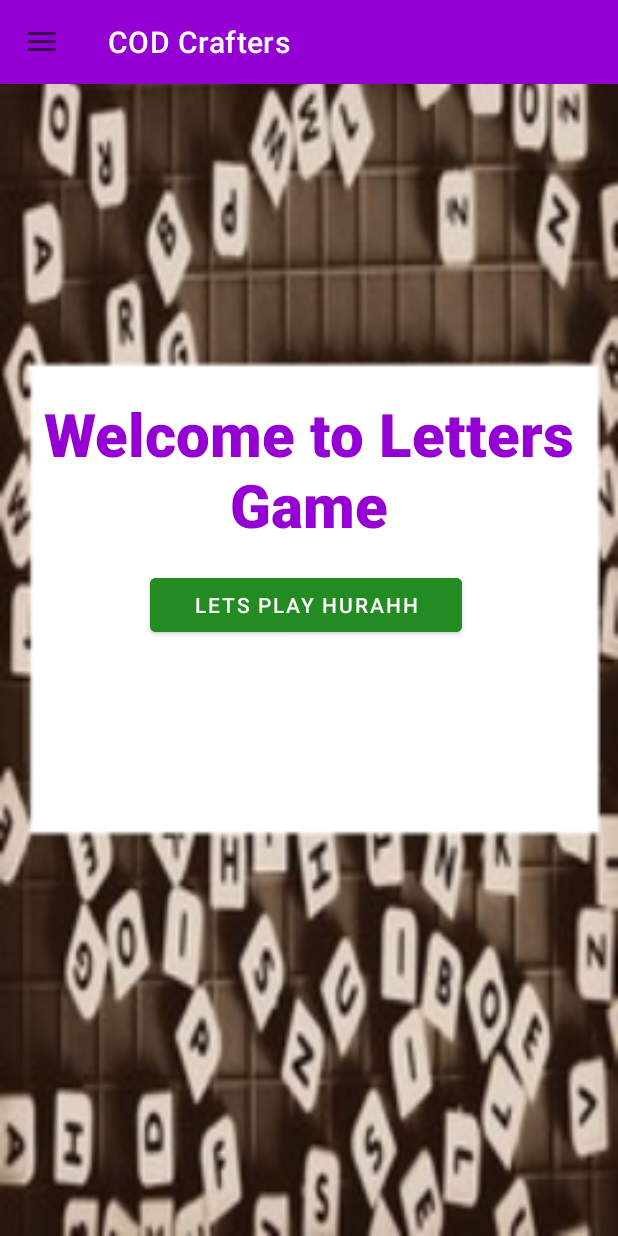
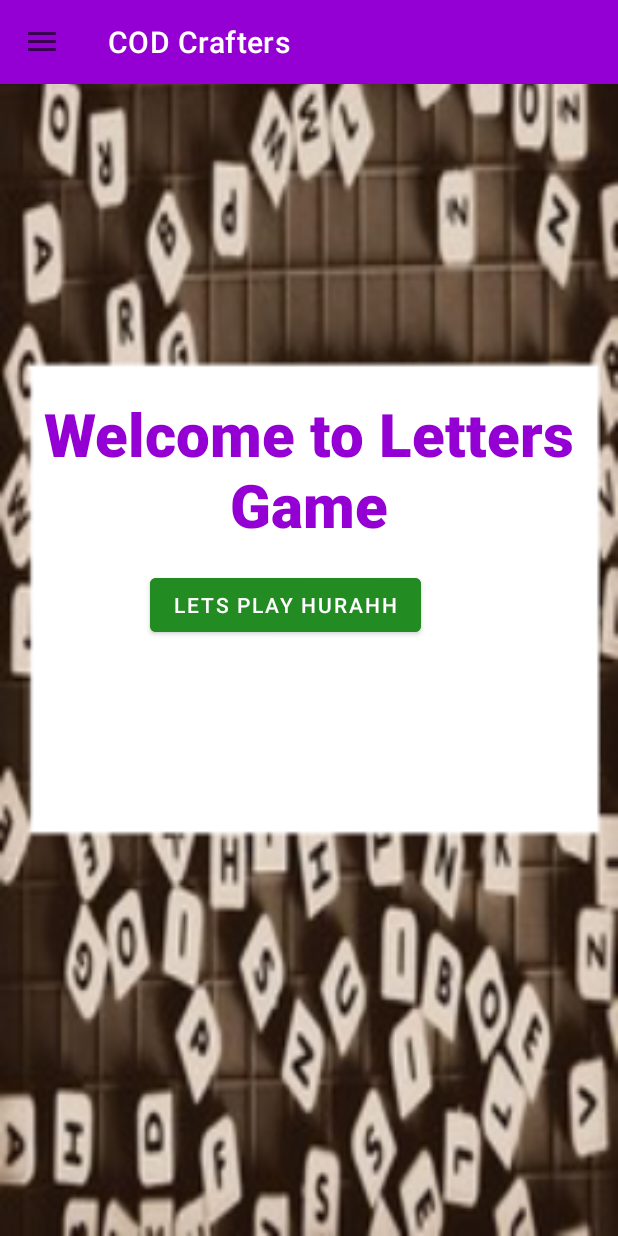
Before and after one commit to UsmanGhias/androidGameDevelopment, an Android app: the screen it shows after launch (Drawer), on a phone screen of 412 x 824 dp. Run offline under Robolectric (Android 15) with nearby library versions, the phone set to English and light mode, and no system bars; Roboto replaces fonts that are not available here.

Commit message:
Launched Application on Android
Alhamdulillah , completed android application

```diff
--- a/LetterGame/app/src/main/res/layout-land/activity_drawer.xml
+++ b/LetterGame/app/src/main/res/layout-land/activity_drawer.xml
@@ -37,7 +37,7 @@ tools:context=".Drawer">
 
     <Button
         android:id="@+id/button"
-        android:layout_width="189dp"
+        android:layout_width="wrap_content"
         android:layout_height="wrap_content"
         android:layout_marginStart="250dp"
         android:layout_marginTop="10dp"
--- a/LetterGame/app/src/main/res/layout-land/activity_previous_results.xml
+++ b/LetterGame/app/src/main/res/layout-land/activity_previous_results.xml
@@ -91,7 +91,7 @@
         android:layout_height="wrap_content"
         android:layout_marginTop="60dp"
         android:layout_marginEnd="50dp"
-        android:backgroundTint="#31638F"
+        android:backgroundTint="#228b22"
         android:text="Go to Home"
         android:textColor="@color/white"
         app:layout_constraintEnd_toEndOf="parent"
--- a/LetterGame/app/src/main/res/layout/activity_drawer.xml
+++ b/LetterGame/app/src/main/res/layout/activity_drawer.xml
@@ -36,7 +36,7 @@ tools:context=".Drawer">
 
     <Button
         android:id="@+id/button"
-        android:layout_width="208dp"
+        android:layout_width="wrap_content"
         android:layout_height="wrap_content"
         android:layout_marginStart="100dp"
         android:layout_marginTop="10dp"
--- a/LetterGame/app/src/main/res/layout/activity_previous_results.xml
+++ b/LetterGame/app/src/main/res/layout/activity_previous_results.xml
@@ -89,8 +89,8 @@
         android:id="@+id/button3"
         android:layout_width="wrap_content"
         android:layout_height="wrap_content"
-        android:text="Go to Home"
-        android:backgroundTint="#31638F"
+        android:backgroundTint="#228b22"
+        android:text=" Return Home"
         android:textColor="@color/white"
         android:layout_marginTop="34dp"
         app:layout_constraintEnd_toEndOf="parent"
```
Also changed, not shown: LetterGame/app/src/main/java/com/example/alphaapp/Drawer.java (line endings or trailing spaces).
